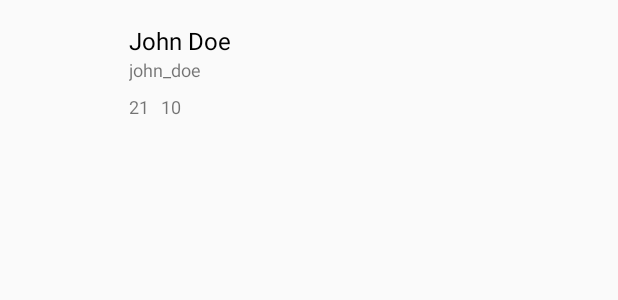
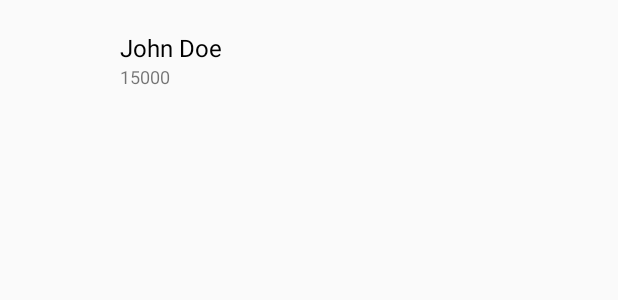
Before and after one commit to fartem/android-github-client, an Android app: the layout item_profile.xml on its own in the app's theme, with its tools: preview values and no code run, on a phone screen of 412 x 824 dp. Shown: the top 300 px of the screen. Run offline under Robolectric (Android 15) with nearby library versions, the phone set to English and light mode, and no system bars.

Commit message:
2020-04-24 Version 1.0.0: Refactored project structure

```diff
--- a/app/build.gradle
+++ b/app/build.gradle
@@ -55,6 +55,9 @@ dependencies {
     implementation 'com.squareup.retrofit2:retrofit:2.6.2'
     implementation 'com.squareup.retrofit2:converter-gson:2.3.0'
 
+    // Glide
+    implementation 'com.github.bumptech.glide:glide:4.10.0'
+
     // Unit tests
     testImplementation 'junit:junit:4.13'
 
--- a/app/src/main/AndroidManifest.xml
+++ b/app/src/main/AndroidManifest.xml
@@ -2,6 +2,9 @@
 <manifest xmlns:android="http://schemas.android.com/apk/res/android"
     xmlns:tools="http://schemas.android.com/tools"
     package="com.smlnskgmail.jaman.githubclient">
+
+    <uses-permission android:name="android.permission.ACCESS_NETWORK_STATE" />
+    <uses-permission android:name="android.permission.INTERNET" />
 
     <application
         android:name=".App"
--- a/app/src/main/java/com/smlnskgmail/jaman/githubclient/presenter/profileslist/ProfilesListPresenter.kt
+++ b/app/src/main/java/com/smlnskgmail/jaman/githubclient/presenter/profileslist/ProfilesListPresenter.kt
@@ -10,4 +10,6 @@ interface ProfilesListPresenter {
         profilesListView: ProfilesListView
     )
 
+    fun loadMoreProfiles()
+
 }
--- a/app/src/main/java/com/smlnskgmail/jaman/githubclient/view/profileslist/ProfilesListFragment.kt
+++ b/app/src/main/java/com/smlnskgmail/jaman/githubclient/view/profileslist/ProfilesListFragment.kt
@@ -61,6 +61,10 @@ class ProfilesListFragment : BaseFragment(), ProfilesListView, KodeinAware {
         )
     }
 
+    override fun showLoadError() {
+
+    }
+
     override fun layoutResId(): Int {
         return R.layout.fragment_profiles_list
     }
--- a/app/src/main/java/com/smlnskgmail/jaman/githubclient/view/profileslist/ProfilesListView.kt
+++ b/app/src/main/java/com/smlnskgmail/jaman/githubclient/view/profileslist/ProfilesListView.kt
@@ -11,4 +11,6 @@ interface ProfilesListView {
         profiles: List<GitHubProfile>
     )
 
+    fun showLoadError()
+
 }
--- a/app/src/main/res/layout/item_profile.xml
+++ b/app/src/main/res/layout/item_profile.xml
@@ -4,21 +4,25 @@
     android:layout_width="match_parent"
     android:layout_height="wrap_content"
     android:padding="16dp"
+    android:foreground="?selectableItemBackground"
+    android:clickable="true"
+    android:focusable="true"
     android:orientation="horizontal">
 
     <ImageView
         android:id="@+id/profile_avatar"
-        android:layout_width="54dp"
-        android:layout_height="54dp"/>
+        android:layout_width="48dp"
+        android:layout_height="48dp"/>
 
     <LinearLayout
         android:layout_width="match_parent"
         android:layout_height="wrap_content"
         android:layout_marginStart="16dp"
-        android:orientation="vertical">
+        android:orientation="vertical"
+        android:layout_gravity="center">
 
         <TextView
-            android:id="@+id/profile_full_name"
+            android:id="@+id/profile_login"
             android:layout_width="match_parent"
             android:layout_height="wrap_content"
             android:textColor="@android:color/black"
@@ -26,34 +30,11 @@
             tools:text="John Doe" />
 
         <TextView
-            android:id="@+id/profile_name"
+            android:id="@+id/profile_id"
             android:layout_width="match_parent"
             android:layout_height="wrap_content"
             android:textSize="12sp"
-            tools:text="john_doe" />
-
-        <LinearLayout
-            android:layout_width="match_parent"
-            android:layout_height="wrap_content"
-            android:layout_marginTop="8dp"
-            android:orientation="horizontal">
-
-            <TextView
-                android:id="@+id/profile_public_repositories"
-                android:layout_width="wrap_content"
-                android:layout_height="wrap_content"
-                android:textSize="12sp"
-                tools:text="21" />
-
-            <TextView
-                android:id="@+id/profile_public_gists"
-                android:layout_width="wrap_content"
-                android:layout_height="wrap_content"
-                android:layout_marginStart="8dp"
-                android:textSize="12sp"
-                tools:text="10" />
-
-        </LinearLayout>
+            tools:text="15000" />
 
     </LinearLayout>
 
```
Also changed, not shown: app/src/main/java/com/smlnskgmail/jaman/githubclient/model/api/GitHubProfile.kt (+3 -7 lines), app/src/main/java/com/smlnskgmail/jaman/githubclient/model/api/GitHubProfilesApi.kt (+24 -4 lines), app/src/main/java/com/smlnskgmail/jaman/githubclient/model/impl/fake/FakeGitHubApi.kt (+18 -18 lines), app/src/main/java/com/smlnskgmail/jaman/githubclient/model/impl/github/GitHubApi.kt (+33 -7 lines), app/src/main/java/com/smlnskgmail/jaman/githubclient/model/impl/github/deserializers/GitHubProfilesDeserializer.kt (+17 -5 lines), app/src/main/java/com/smlnskgmail/jaman/githubclient/model/impl/github/retrofit/GitHubApiService.kt (+4 -4 lines), app/src/main/java/com/smlnskgmail/jaman/githubclient/presenter/profileslist/ProfilesListPresenterImpl.kt (+18 -4 lines), app/src/main/java/com/smlnskgmail/jaman/githubclient/view/profileslist/ProfilesListAdapter.kt (+8 -2 lines).
